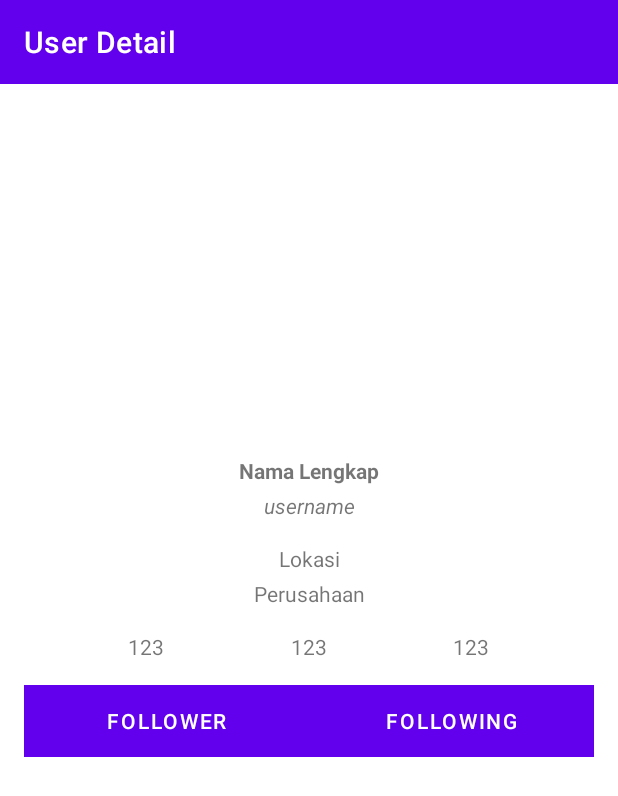
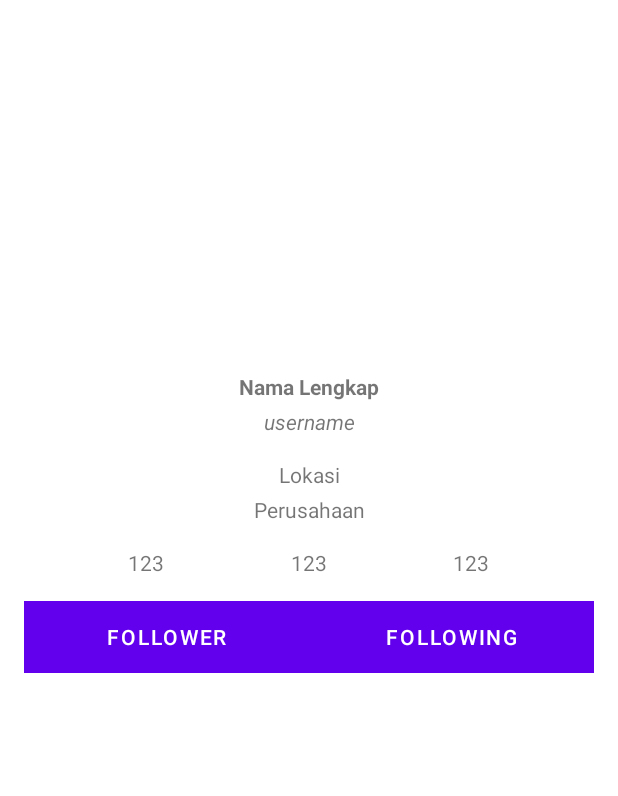
Before and after one commit to oets-man/oets-github-user, an Android app: the UserDetailActivity screen opened directly, with no data from a screen before it, on a phone screen of 412 x 824 dp. Shown: the top 796 px of the screen. Run offline under Robolectric (Android 15) with nearby library versions, the phone set to English and light mode, and no system bars; pictures from the network do not load; 13 statements that could not run were skipped.

Commit message:
finish. tanpa viewmodel/livedata

```diff
--- a/app/src/main/java/com/example/githubuser/FollowerFragment.kt
+++ b/app/src/main/java/com/example/githubuser/FollowerFragment.kt
@@ -3,11 +3,10 @@ package com.example.githubuser
 import android.content.Intent
 import android.os.Bundle
 import android.util.Log
-import androidx.fragment.app.Fragment
 import android.view.LayoutInflater
 import android.view.View
 import android.view.ViewGroup
-import android.widget.Toast
+import androidx.fragment.app.Fragment
 import androidx.recyclerview.widget.LinearLayoutManager
 import kotlinx.android.synthetic.main.fragment_follower.*
 import retrofit2.Call
--- a/app/src/main/java/com/example/githubuser/FollowingFragment.kt
+++ b/app/src/main/java/com/example/githubuser/FollowingFragment.kt
@@ -3,11 +3,10 @@ package com.example.githubuser
 import android.content.Intent
 import android.os.Bundle
 import android.util.Log
-import androidx.fragment.app.Fragment
 import android.view.LayoutInflater
 import android.view.View
 import android.view.ViewGroup
-import android.widget.Toast
+import androidx.fragment.app.Fragment
 import androidx.recyclerview.widget.LinearLayoutManager
 import kotlinx.android.synthetic.main.fragment_following.*
 import retrofit2.Call
--- a/app/src/main/java/com/example/githubuser/MainActivity.kt
+++ b/app/src/main/java/com/example/githubuser/MainActivity.kt
@@ -4,19 +4,18 @@ import android.app.SearchManager
 import android.content.Context
 import android.content.Intent
 import android.content.res.Configuration
-import androidx.appcompat.app.AppCompatActivity
 import android.os.Bundle
 import android.util.Log
 import android.view.Menu
 import android.view.View
 import android.widget.Toast
+import androidx.appcompat.app.AppCompatActivity
 import androidx.recyclerview.widget.DividerItemDecoration
 import androidx.recyclerview.widget.GridLayoutManager
 import androidx.recyclerview.widget.LinearLayoutManager
 import com.example.githubuser.databinding.ActivityMainBinding
 import kotlinx.android.synthetic.main.activity_main.*
 import retrofit2.*
-import retrofit2.Response
 
 class MainActivity : AppCompatActivity() {
     private lateinit var binding: ActivityMainBinding
--- a/app/src/main/java/com/example/githubuser/SectionsPagerAdapter.kt
+++ b/app/src/main/java/com/example/githubuser/SectionsPagerAdapter.kt
@@ -1,6 +1,5 @@
 package com.example.githubuser
 
-import androidx.annotation.StringRes
 import androidx.appcompat.app.AppCompatActivity
 import androidx.fragment.app.Fragment
 import androidx.viewpager2.adapter.FragmentStateAdapter
--- a/app/src/main/java/com/example/githubuser/UserAvatarActivity.kt
+++ b/app/src/main/java/com/example/githubuser/UserAvatarActivity.kt
@@ -1,9 +1,8 @@
 package com.example.githubuser
 
+import android.os.Bundle
 import androidx.appcompat.app.AppCompatActivity
-import android.os.Bundle
 import com.bumptech.glide.Glide
-import com.bumptech.glide.request.RequestOptions
 import com.example.githubuser.databinding.ActivityUserAvatarBinding
 
 class UserAvatarActivity : AppCompatActivity() {
--- a/app/src/main/java/com/example/githubuser/UserDetailActivity.kt
+++ b/app/src/main/java/com/example/githubuser/UserDetailActivity.kt
@@ -2,10 +2,10 @@ package com.example.githubuser
 
 import android.content.Intent
 import android.graphics.Color
-import androidx.appcompat.app.AppCompatActivity
 import android.os.Bundle
 import android.view.View
 import androidx.annotation.StringRes
+import androidx.appcompat.app.AppCompatActivity
 import androidx.viewpager2.widget.ViewPager2
 import com.example.githubuser.databinding.ActivityUserDetailBinding
 import com.google.android.material.tabs.TabLayout
@@ -45,7 +45,8 @@ class UserDetailActivity : AppCompatActivity(), View.OnClickListener {
         TabLayoutMediator(tabs, viewPager) { tab, position ->
             tab.text = resources.getString(TAB_TITLES[position])
         }.attach()
-        supportActionBar?.elevation = 0f
+//        supportActionBar?.elevation = 0f
+        supportActionBar?.hide()  //sepertinya lebih menarik
     }
 
     override fun onClick(v: View?) {
--- a/app/src/main/res/layout/activity_user_detail.xml
+++ b/app/src/main/res/layout/activity_user_detail.xml
@@ -15,7 +15,6 @@
         android:contentDescription="@string/avatar_user"
         android:scaleType="fitCenter"
         app:layout_constraintEnd_toEndOf="parent"
-        app:layout_constraintHorizontal_bias="0.498"
         app:layout_constraintStart_toStartOf="parent"
         app:layout_constraintTop_toTopOf="parent"
         tools:ignore="ImageContrastCheck"
```
Also changed, not shown: 1 other file.
